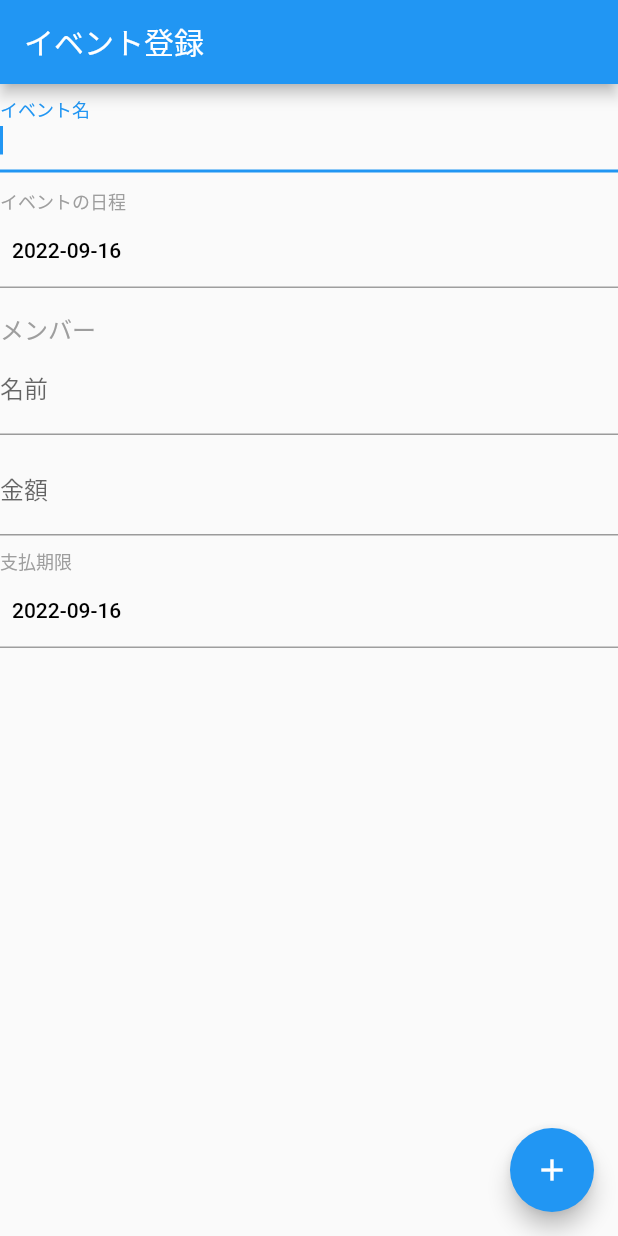
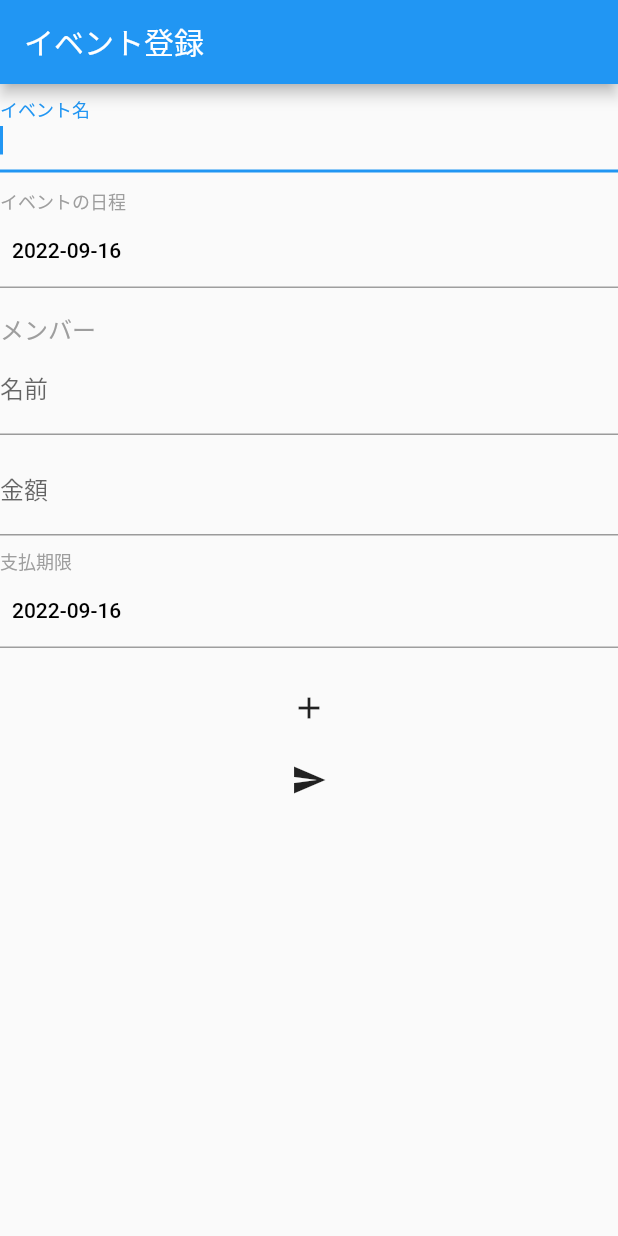
Before and after one commit to jack-app/ideathon-summer-team2, a Flutter app: the screen it shows after launch, on a phone screen of 412 x 824 dp. Run offline on Flutter 3.47's test engine with Material 2 defaults, Android fonts, the phone set to English and light mode, and no system bars; our stand-ins replace cloud_firestore, firebase_core; missing offline and left inert: dart:html; accounts and stored records are empty.

Commit message:
[add] 登録のボタン

```diff
--- a/lib/hiraku/EventRegister.dart
+++ b/lib/hiraku/EventRegister.dart
@@ -2,6 +2,8 @@ import 'dart:html';
 import 'package:intl/intl.dart';
 
 import 'package:flutter/material.dart';
+import 'package:cloud_firestore/cloud_firestore.dart';
+import 'package:firebase_core/firebase_core.dart';
 
 class EventRegisterWidget extends StatelessWidget {
   @override
@@ -200,7 +202,7 @@ class _EventRegisterPageState extends State<EventRegisterPage> {
         ),
 
         Column(children: <Widget>[
-          // テキスト入力
+          // 名前のフォーム
           TextFormField(
             // コントローラー
             controller: _memberNameController,
@@ -215,6 +217,8 @@ class _EventRegisterPageState extends State<EventRegisterPage> {
             },
           ),
           const SizedBox(height: 8),
+
+          // 金額のフォーム
           TextFormField(
             // コントローラー
             controller: _memberPaymentController,
@@ -231,6 +235,8 @@ class _EventRegisterPageState extends State<EventRegisterPage> {
             },
           ),
           const SizedBox(height: 8),
+
+          // 支払期限のフォーム
           FormLabelText('支払期限'),
           Row(
             children: <Widget>[
@@ -257,17 +263,18 @@ class _EventRegisterPageState extends State<EventRegisterPage> {
             color: Colors.grey,
           ),
 
+          // 注意書きのテキスト
           Text(
             FormExceptionText,
             style: TextStyle(
               color: Colors.red,
             ),
           ),
-        ])
-      ]),
 
           // メンバーを追加するボタン
-      floatingActionButton: FloatingActionButton(
+          IconButton(
+            icon: const Icon(Icons.add),
+            tooltip: 'メンバー追加',
             onPressed: () {
               if (newMemberName != "" && newMemberPaymentStr != "") {
                 try {
@@ -282,6 +289,7 @@ class _EventRegisterPageState extends State<EventRegisterPage> {
                     newMemberName = "";
                     newMemberPaymentStr = "";
                     newMemberDeadline = DateTime.now();
+                    FormExceptionText = "";
                   });
                   // テキストフィールドの入力を削除
                   _memberNameController.clear();
@@ -309,8 +317,22 @@ class _EventRegisterPageState extends State<EventRegisterPage> {
                 });
               }
             },
-        child: Icon(Icons.add),
           ),
+
+          // イベント登録ボタン
+          IconButton(
+            icon: const Icon(Icons.send),
+            tooltip: 'イベント登録',
+            onPressed: () async {
+              // ドキュメント作成
+              await FirebaseFirestore.instance
+                  .collection('events') // コレクションID
+                  .doc(EventName) // ドキュメントID
+                  .set({'name': '鈴木', 'age': 40}); // データ
+            },
+          ),
+        ])
+      ]),
     );
   }
 }
```
Lines whose indentation alone changed are shown as unchanged.
